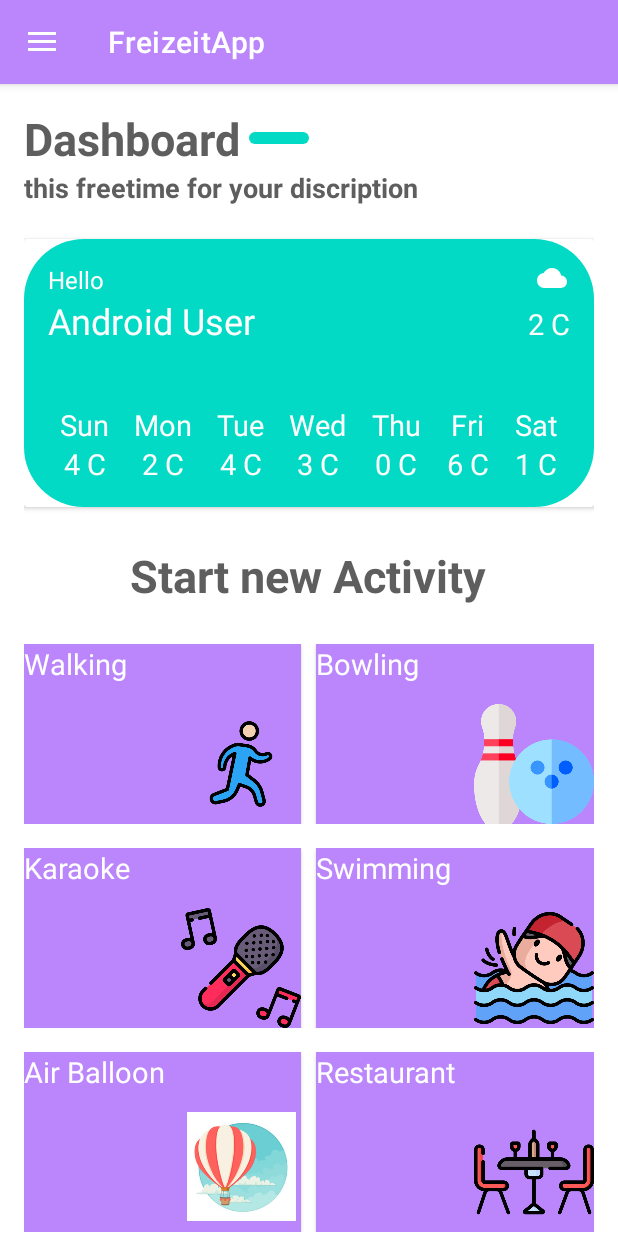
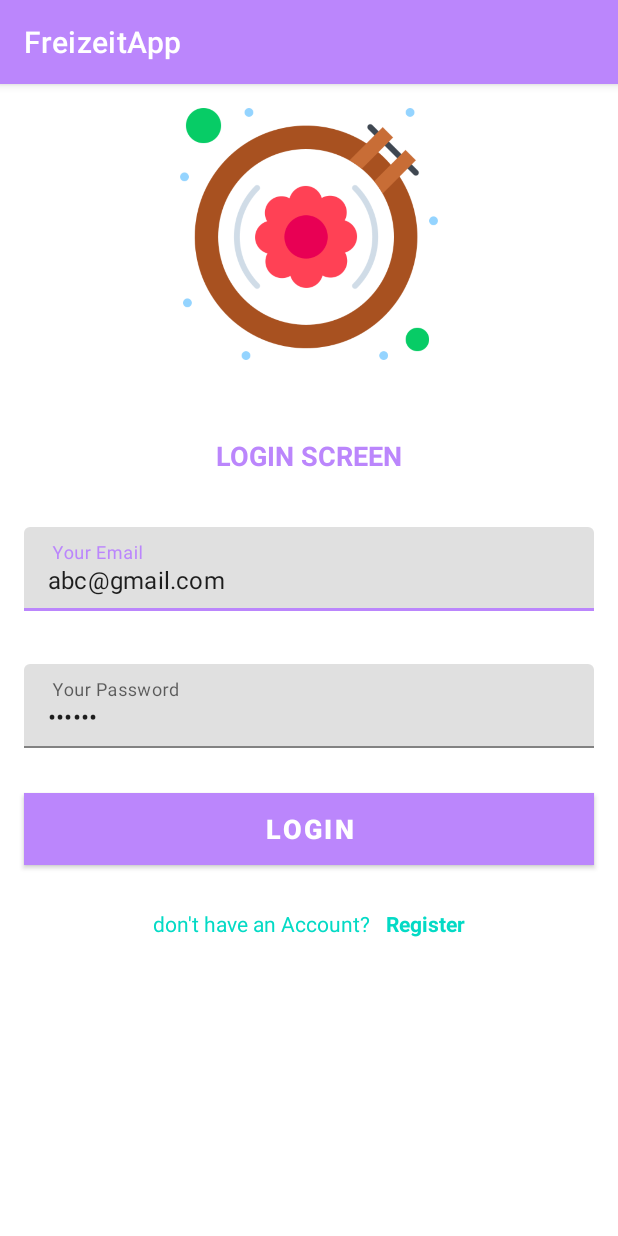
Before and after one commit to inf2836/FreizeitApp, an Android app: the screen it shows after launch (MainActivity before the commit, LoginActivity after it), on a phone screen of 412 x 824 dp. Run offline under Robolectric (Android 15) with nearby library versions, the phone set to English and light mode, and no system bars; our stand-ins replace Firebase (no records; nobody signed in at launch, a user with empty details on screens opened directly); Roboto replaces fonts that are not available here.

Commit message:
Add the Register and the Login

```diff
--- a/app/src/main/java/de/tinacode/freizeitapp/SplashScreenActivity.kt
+++ b/app/src/main/java/de/tinacode/freizeitapp/SplashScreenActivity.kt
@@ -17,7 +17,7 @@ class SplashScreenActivity : AppCompatActivity() {
         backgroundImg.startAnimation(slideAnimation)
 
         Handler().postDelayed({
-            startActivity(Intent(this, MainActivity::class.java))
+            startActivity(Intent(this, LoginActivity::class.java))
             finish()
         }, 5000 )
     }
--- /dev/null
+++ b/app/src/main/res/layout/activity_login.xml
@@ -0,0 +1,150 @@
+<?xml version="1.0" encoding="utf-8"?>
+<ScrollView xmlns:android="http://schemas.android.com/apk/res/android"
+    android:layout_height="match_parent"
+    android:layout_width="match_parent"
+    >
+  <androidx.constraintlayout.widget.ConstraintLayout xmlns:android="http://schemas.android.com/apk/res/android"
+    xmlns:app="http://schemas.android.com/apk/res-auto"
+    xmlns:tools="http://schemas.android.com/tools"
+    android:layout_width="match_parent"
+    android:layout_height="match_parent"
+    tools:context=".LoginActivity">
+
+
+    <FrameLayout
+        android:id="@+id/f1_header_image"
+        android:layout_width="wrap_content"
+        android:layout_height="200dp"
+        app:layout_constraintEnd_toEndOf="parent"
+        app:layout_constraintStart_toStartOf="parent"
+        app:layout_constraintTop_toTopOf="parent">
+
+
+
+        <ImageView
+            android:layout_width="220dp"
+            android:layout_height="200dp"
+            android:contentDescription="@string/app_name"
+            android:scaleType="fitCenter"
+            android:src="@drawable/freizeit"
+            />
+
+    </FrameLayout>
+
+    <TextView
+        android:id="@+id/tv_title"
+        android:layout_width="wrap_content"
+        android:layout_height="wrap_content"
+        app:layout_constraintEnd_toEndOf="parent"
+        app:layout_constraintStart_toStartOf="parent"
+        android:layout_marginTop="35dp"
+        android:text="LOGIN SCREEN"
+        android:textColor="@color/purple_200"
+        android:textSize="18sp"
+        android:textStyle="bold"
+        app:layout_constraintTop_toBottomOf="@id/f1_header_image"/>
+
+
+    <com.google.android.material.textfield.TextInputLayout
+        android:id="@+id/login_email"
+        android:layout_width="match_parent"
+        android:layout_height="wrap_content"
+        android:layout_marginStart="16dp"
+        android:layout_marginTop="35dp"
+        android:layout_marginEnd="16dp"
+        android:hint=" Your Email "
+        app:layout_constraintEnd_toEndOf="parent"
+        app:layout_constraintStart_toStartOf="parent"
+        app:layout_constraintTop_toBottomOf="@id/tv_title">
+
+
+        <EditText
+            android:id="@+id/et_login_email"
+            android:layout_width="match_parent"
+            android:layout_height="wrap_content"
+            android:inputType="textEmailAddress"
+            android:text="abc@gmail.com"/>
+
+    </com.google.android.material.textfield.TextInputLayout>
+
+
+    <com.google.android.material.textfield.TextInputLayout
+        android:id="@+id/login_password"
+        android:layout_width="match_parent"
+        android:layout_height="wrap_content"
+        android:layout_marginStart="16dp"
+        android:layout_marginTop="35dp"
+        android:layout_marginEnd="16dp"
+        android:hint=" Your Password  "
+        app:layout_constraintEnd_toEndOf="parent"
+        app:layout_constraintStart_toStartOf="parent"
+        app:layout_constraintTop_toBottomOf="@id/login_email">
+
+
+        <EditText
+            android:id="@+id/et_login_password"
+            android:layout_width="match_parent"
+            android:layout_height="wrap_content"
+            android:inputType="textPassword"
+            android:text="123456"/>
+
+    </com.google.android.material.textfield.TextInputLayout>
+
+    <Button
+        android:id="@+id/btn_login"
+        android:layout_width="match_parent"
+        android:layout_height="wrap_content"
+        android:layout_gravity="center"
+        android:layout_marginStart="16dp"
+        android:layout_marginTop="30dp"
+        android:layout_marginEnd="16dp"
+        android:background="@color/purple_200"
+        android:gravity="center"
+        android:text="LOGIN"
+        android:textSize="18sp"
+        android:textStyle="bold"
+        app:layout_constraintEnd_toEndOf="parent"
+        app:layout_constraintStart_toStartOf="parent"
+        app:layout_constraintTop_toBottomOf="@id/login_password"
+        android:foreground="?attr/selectableItemBackground" />
+
+    <LinearLayout
+        android:layout_width="wrap_content"
+        android:layout_height="wrap_content"
+        android:layout_marginTop="5dp"
+        android:gravity="center_vertical"
+        android:orientation="horizontal"
+        app:layout_constraintEnd_toEndOf="parent"
+        app:layout_constraintStart_toStartOf="parent"
+        app:layout_constraintTop_toBottomOf="@id/btn_login">
+
+        <TextView
+            android:id="@+id/tv_don_t_have_an_account"
+            android:layout_width="wrap_content"
+            android:layout_height="wrap_content"
+            android:layout_marginTop="16dp"
+            android:padding="5dp"
+            android:layout_marginBottom="10dp"
+            android:textColor="@color/teal_200"
+            android:text="don\'t have an Account?"/>
+
+        <TextView
+            android:id="@+id/tv_register"
+            android:layout_width="wrap_content"
+            android:layout_height="wrap_content"
+            android:layout_marginTop="16dp"
+            android:foreground="?attr/selectableItemBackground"
+            android:padding="5dp"
+            android:layout_marginBottom="10dp"
+            android:textColor="@color/teal_200"
+            android:text="Register"
+            android:textStyle="bold"
+            />
+
+    </LinearLayout>
+
+
+
+
+    </androidx.constraintlayout.widget.ConstraintLayout>
+</ScrollView>
--- a/app/src/main/res/layout/header.xml
+++ b/app/src/main/res/layout/header.xml
@@ -21,6 +21,7 @@
         android:textSize="24sp" />
 
     <TextView
+        android:id="@+id/user"
         android:layout_width="wrap_content"
         android:layout_height="wrap_content"
         android:text="tinafomen@gmail.com"
--- a/app/src/main/res/menu/menu.xml
+++ b/app/src/main/res/menu/menu.xml
@@ -15,6 +15,11 @@
         <item android:id="@+id/setting"
             android:icon="@drawable/ic_settings"
             android:title="@string/setting" />
+
+        <item android:id="@+id/logout"
+            android:icon="@drawable/ausloggen"
+            android:title="@string/Logout"
+            android:iconTint="@color/white"/>
     </group>
 
     <item android:title="Activities"
--- a/app/src/main/res/values/strings.xml
+++ b/app/src/main/res/values/strings.xml
@@ -13,4 +13,5 @@
     <string name="night">Night Activities</string>
     <string name="day_activities">Choose Your Day Activities</string>
     <string name="night_activities">Choose Your Night Activities</string>
+    <string name="Logout">Logout</string>
 </resources>
--- a/build.gradle
+++ b/build.gradle
@@ -7,6 +7,7 @@ buildscript {
         mavenCentral()
     }
     dependencies {
+        classpath 'com.google.gms:google-services:4.3.10'
         classpath "com.android.tools.build:gradle:4.2.2"
         classpath "org.jetbrains.kotlin:kotlin-gradle-plugin:$kotlin_version"
         classpath("androidx.navigation:navigation-safe-args-gradle-plugin:2.3.5")
```
Also changed, not shown: app/build.gradle (+7 -3 lines), app/src/main/AndroidManifest.xml (+13 -1 lines), app/src/main/java/de/tinacode/freizeitapp/LoginActivity.kt (added, +100 -0 lines), app/src/main/java/de/tinacode/freizeitapp/MainActivity.kt (+16 -1 lines), app/src/main/java/de/tinacode/freizeitapp/RegisterActivity.kt (added, +96 -0 lines), app/src/main/res/layout/activity_register.xml (added, +154 -0 lines), app/src/main/res/drawable-v24/ausloggen.png (added), 1 other file.
